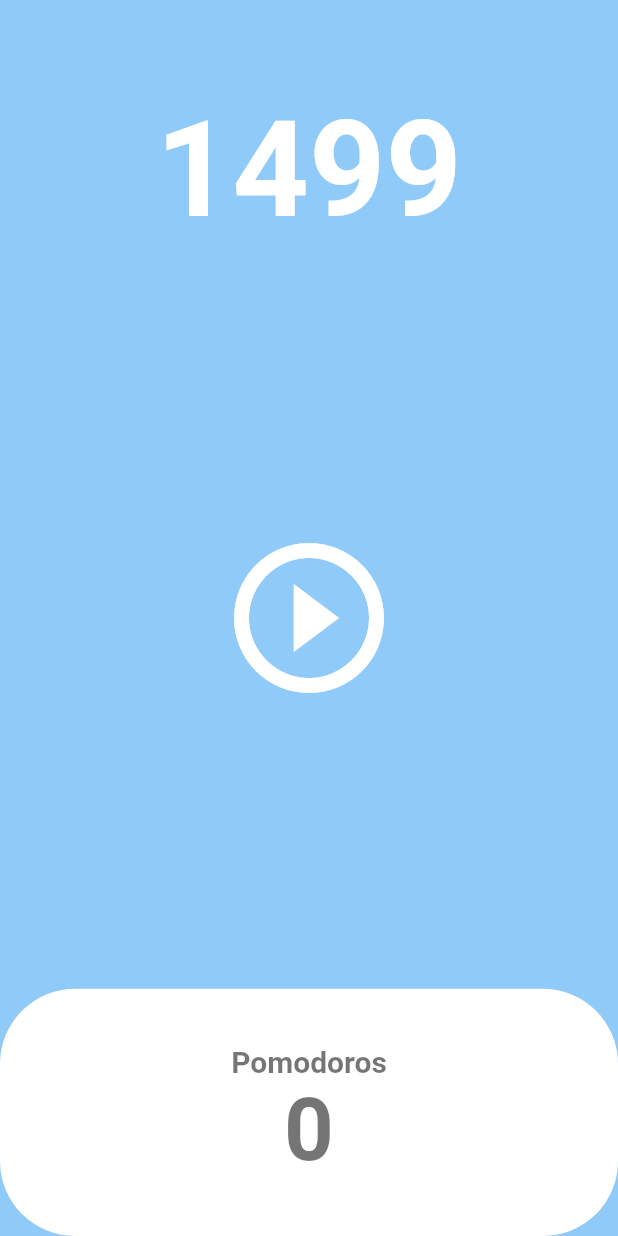
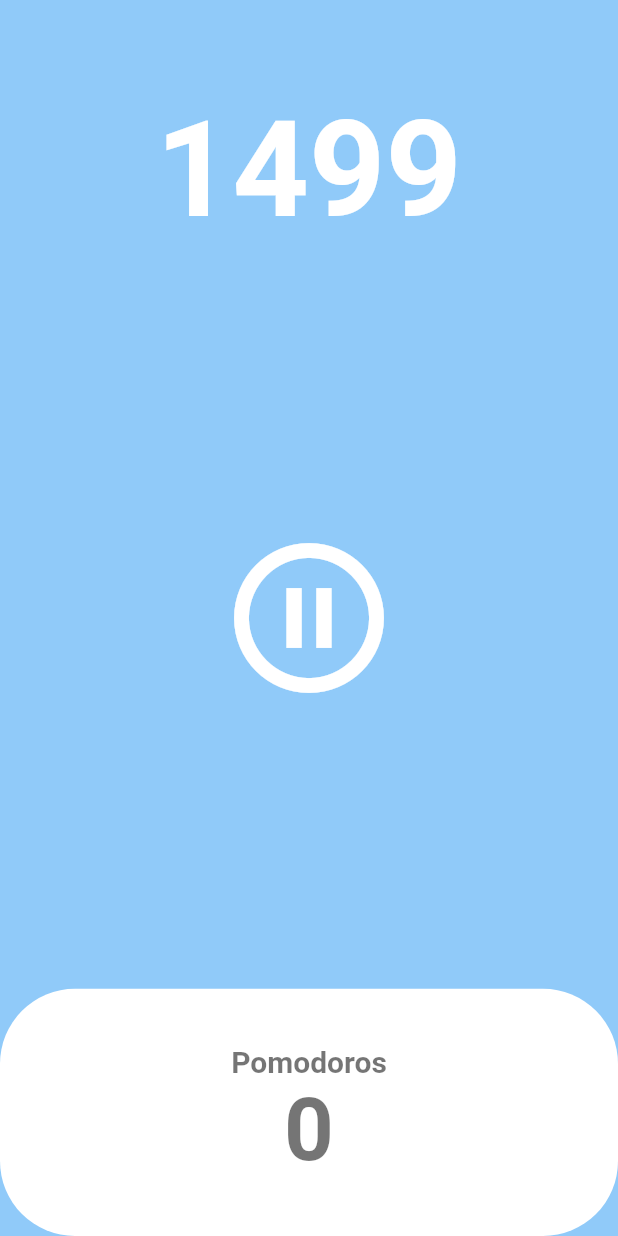
Before and after one commit to ssryu/pomodoro_app, a Flutter app: the HomeScreen screen opened directly, after a tap on the "play circle outline" icon, on a phone screen of 412 x 824 dp. Run offline on Flutter 3.47's test engine with Material 2 defaults, Android fonts, the phone set to English and light mode, and no system bars.

Commit message:
Add pause method

```diff
--- a/lib/screens/home_screen.dart
+++ b/lib/screens/home_screen.dart
@@ -22,10 +22,21 @@ class _HomeScreenState extends State<HomeScreen> {
 
   void onStartPressed() {
     timer = Timer.periodic(
-        const Duration(
-          seconds: 1,
-        ),
-        onTick);
+      const Duration(
+        seconds: 1,
+      ),
+      onTick,
+    );
+    setState(() {
+      isRunning = true;
+    });
+  }
+
+  void onPausePressed() {
+    timer.cancel();
+    setState(() {
+      isRunning = false;
+    });
   }
 
   @override
@@ -51,8 +62,10 @@ class _HomeScreenState extends State<HomeScreen> {
           flex: 3,
           child: Center(
             child: IconButton(
-              onPressed: onStartPressed,
-              icon: const Icon(Icons.play_circle_outline),
+              onPressed: isRunning ? onPausePressed : onStartPressed,
+              icon: Icon(isRunning
+                  ? Icons.pause_circle_outline
+                  : Icons.play_circle_outline),
               iconSize: 120,
               color: Theme.of(context).cardColor,
             ),
```
